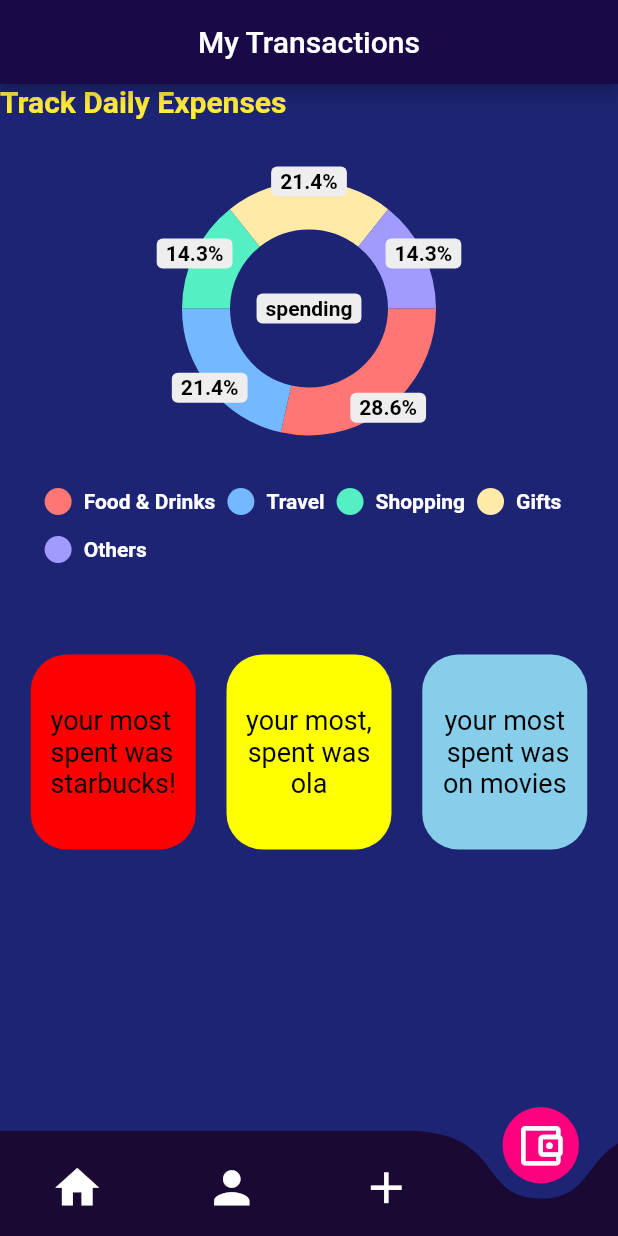
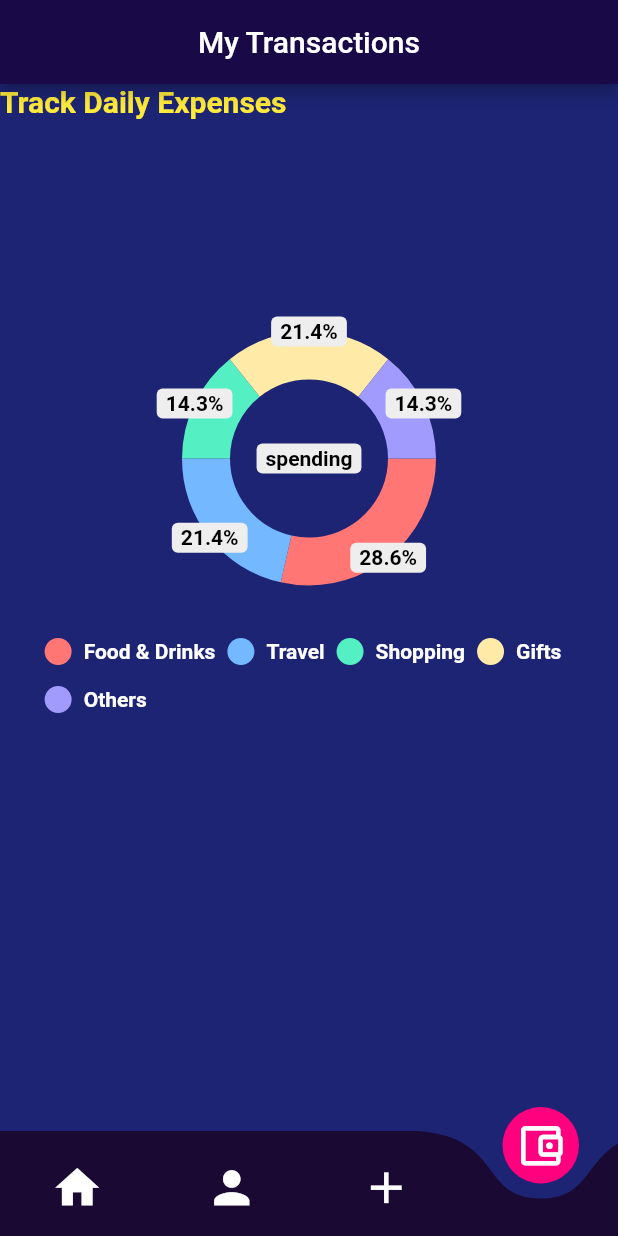
Before and after one commit to Grumppie/Hiyo, a Flutter app: the screen it shows after launch, item 4 of the bottom bar chosen, on a phone screen of 412 x 824 dp. Run offline on Flutter 3.47's test engine with Material 2 defaults, Android fonts, the phone set to English and light mode, and no system bars; drawn by our look-alikes of curved_navigation_bar, pie_chart; our stand-ins replace cloud_firestore, firebase_core; accounts and stored records are empty; network calls fail; Roboto replaces fonts that are missing (Arial).

Commit message:
updated statistics

```diff
--- a/lib/screens/create_page.dart
+++ b/lib/screens/create_page.dart
@@ -264,7 +264,7 @@ class MyCustomFormState extends State<MyCustomForm> {
 
                       // It returns true if the form is valid, otherwise returns false
                       if (_formKey.currentState!.validate()) {
-                        context.read<MainExpenseList>().addExpenses(date: '${selectedDate.day}/${selectedDate.month}/${selectedDate.year}',amount: amountController.text,category: value);
+                        context.read<MainExpenseList>().addExpenses(date: '${selectedDate.day}/${selectedDate.month}/${selectedDate.year}',amount: amountController.text,category:value);
                         Provider.of<MainExpenseList>(context,listen: false).changePageIndex(0);
                       }
                     },
--- a/lib/screens/statistics/create_page.dart
+++ b/lib/screens/statistics/create_page.dart
@@ -7,7 +7,7 @@ class StatsPage extends StatelessWidget {
     "Food & Drinks": 4,
     "Travel": 3,
     "Shopping": 2,
-    "Gifts":3,
+    "Gifts": 3,
     "Others": 2,
   };
 
@@ -33,7 +33,7 @@ class StatsPage extends StatelessWidget {
             ),
           ),
           SizedBox(
-            height: 50,
+            height: 150,
           ),
           Container(
             //child:
@@ -67,49 +67,11 @@ class StatsPage extends StatelessWidget {
           SizedBox(
             height: 50,
           ),
-          Row(
-            mainAxisAlignment: MainAxisAlignment.spaceEvenly,
+          /*Row(
+            //mainAxisAlignment: MainAxisAlignment.spaceEvenly,
             children: [
-              Container(
-                width: 110.0,
-                height: 130.0,
-                decoration: BoxDecoration(
-                  borderRadius: BorderRadius.circular(24.0),
-                  color: const Color(0xffff0000),
-                ),
-                child: Center(
-                  child: Text(
-                    'your most\n\spent was\n\starbucks!',
-                    style: TextStyle(
-                      fontFamily: 'Arial',
-                      fontSize: 18,
-                      color: Colors.black,
-                      //height: 10,
-                    ),
-                    textAlign: TextAlign.justify,
-                  ),
-                ),
-              ),
-              Container(
-                width: 110.0,
-                height: 130.0,
-                decoration: BoxDecoration(
-                  borderRadius: BorderRadius.circular(24.0),
-                  color: const Color(0xffffff00),
-                ),
-                child: Center(
-                  child: Text(
-                    'your most,\n\spent was \n\ola',
-                    style: TextStyle(
-                      fontFamily: 'Arial',
-                      fontSize: 18,
-                      color: Colors.black,
-                      //height: 10,
-                    ),
-                    textAlign: TextAlign.center,
-                  ),
-                ),
-              ),
+
+
               Container(
                 width: 110.0,
                 height: 130.0,
@@ -131,7 +93,7 @@ class StatsPage extends StatelessWidget {
                 ),
               ),
             ],
-          ),
+          ),'*/
         ],
       ),
     );
```
Also changed, not shown: pubspec.lock, 1 other file.
